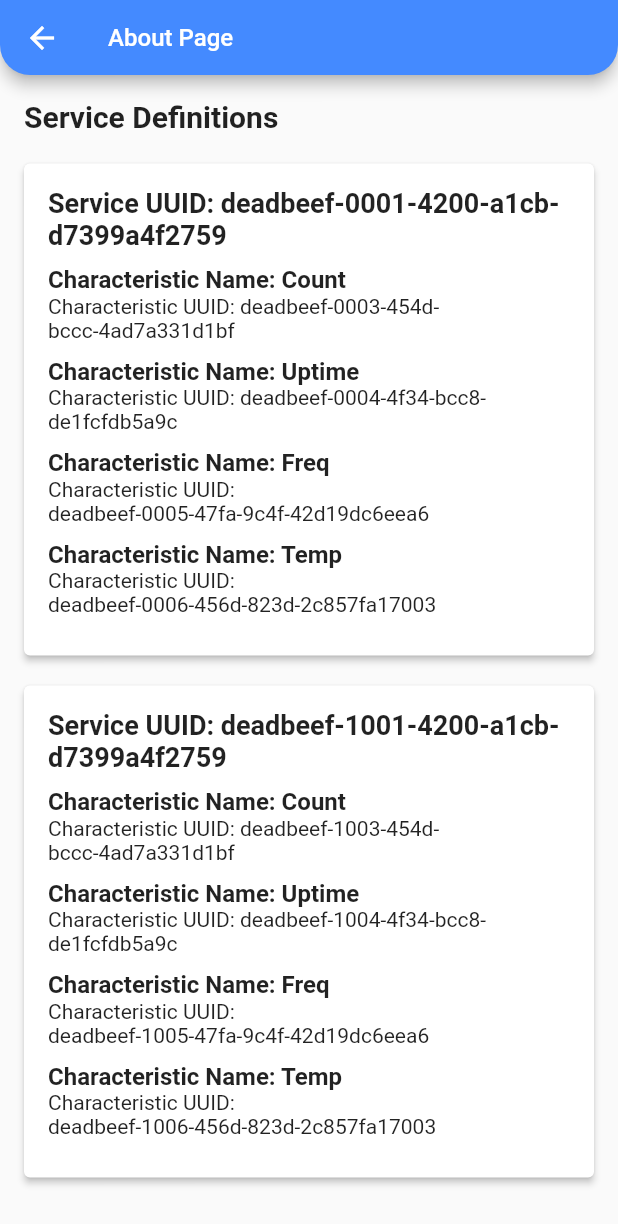
After one commit to alinahmettekin/ble_scanner, a Flutter app: the screen it shows after launch, after a tap on the "info" icon, on a phone screen of 412 x 824 dp. The commit adds this screen. Shown: the top 1224 px of the screen. Run offline on Flutter 3.47's test engine with Material 2 defaults, Android fonts, the light colour scheme and no system bars; our stand-ins replace flutter_blue_plus.

Commit message:
updates for interface

```diff
--- /dev/null
+++ b/lib/screens/about_page.dart
@@ -0,0 +1,111 @@
+import 'package:ble_scanner/configuraitons/configuration_file.dart';
+import 'package:flutter/material.dart';
+
+class AboutPage extends StatelessWidget {
+  @override
+  Widget build(BuildContext context) {
+    return Scaffold(
+      appBar: PreferredSize(
+        preferredSize: Size.fromHeight(50),
+        child: AppBar(
+          backgroundColor: Colors.blueAccent,
+          shape: RoundedRectangleBorder(
+            borderRadius: BorderRadius.vertical(
+              bottom: Radius.circular(20),
+            ),
+          ),
+          title: Text(
+            "About Page",
+            style: TextStyle(color: Colors.white, fontSize: 16),
+          ),
+        ),
+      ),
+      body: ListView(
+        padding: EdgeInsets.all(16.0),
+        children: [
+          Text(
+            "Service Definitions",
+            style: TextStyle(
+              fontSize: 20.0,
+              fontWeight: FontWeight.bold,
+            ),
+          ),
+          SizedBox(height: 10),
+          for (var serviceUuid in ServiceDefinitions.characteristicUuids.keys)
+            ServiceInfoCard(
+              serviceUuid: serviceUuid,
+              characteristics:
+                  ServiceDefinitions.characteristicUuids[serviceUuid]!,
+            ),
+        ],
+      ),
+    );
+  }
+}
+
+class ServiceInfoCard extends StatelessWidget {
+  final String serviceUuid;
+  final Map<String, String> characteristics;
+
+  ServiceInfoCard({required this.serviceUuid, required this.characteristics});
+
+  @override
+  Widget build(BuildContext context) {
+    return Card(
+      elevation: 2.0,
+      margin: EdgeInsets.symmetric(vertical: 10.0),
+      child: Padding(
+        padding: const EdgeInsets.all(16.0),
+        child: Column(
+          crossAxisAlignment: CrossAxisAlignment.start,
+          children: [
+            Text(
+              "Service UUID: $serviceUuid",
+              style: TextStyle(
+                fontSize: 18.0,
+                fontWeight: FontWeight.bold,
+              ),
+            ),
+            SizedBox(height: 10),
+            for (var entry in characteristics.entries)
+              CharacteristicInfo(
+                characteristicName: entry.key,
+                characteristicUuid: entry.value,
+              ),
+          ],
+        ),
+      ),
+    );
+  }
+}
+
+class CharacteristicInfo extends StatelessWidget {
+  final String characteristicName;
+  final String characteristicUuid;
+
+  CharacteristicInfo({
+    required this.characteristicName,
+    required this.characteristicUuid,
+  });
+
+  @override
+  Widget build(BuildContext context) {
+    return Column(
+      crossAxisAlignment: CrossAxisAlignment.start,
+      children: [
+        Text(
+          "Characteristic Name: $characteristicName",
+          style: TextStyle(
+            fontSize: 16.0,
+            fontWeight: FontWeight.bold,
+          ),
+        ),
+        Text(
+          "Characteristic UUID: $characteristicUuid",
+          style: TextStyle(fontSize: 14.0),
+        ),
+        SizedBox(height: 10),
+      ],
+    );
+  }
+}
--- a/lib/screens/devices_list_page.dart
+++ b/lib/screens/devices_list_page.dart
@@ -1,4 +1,5 @@
 import 'package:ble_scanner/models/selected_service_model_page.dart';
+import 'package:ble_scanner/screens/about_page.dart';
 import 'package:ble_scanner/screens/selected_services_page.dart';
 import 'package:ble_scanner/screens/services_list_page.dart';
 import 'package:flutter/material.dart';
@@ -87,6 +88,17 @@ class _DeviceScanPageState extends State<DeviceScanPage> {
               ),
             ),
             SizedBox(width: 16),
+            IconButton(
+              icon: Icon(Icons.info, color: Colors.white),
+              onPressed: () {
+                Navigator.push(
+                  context,
+                  MaterialPageRoute(
+                    builder: (context) => AboutPage(), // Hakkında sayfasına git
+                  ),
+                );
+              },
+            ),
           ],
         ),
       ),
```
Also changed, not shown: lib/models/data_repository.dart (deleted, +0 -23 lines), lib/screens/selected_services_page.dart (+52 -29 lines).
